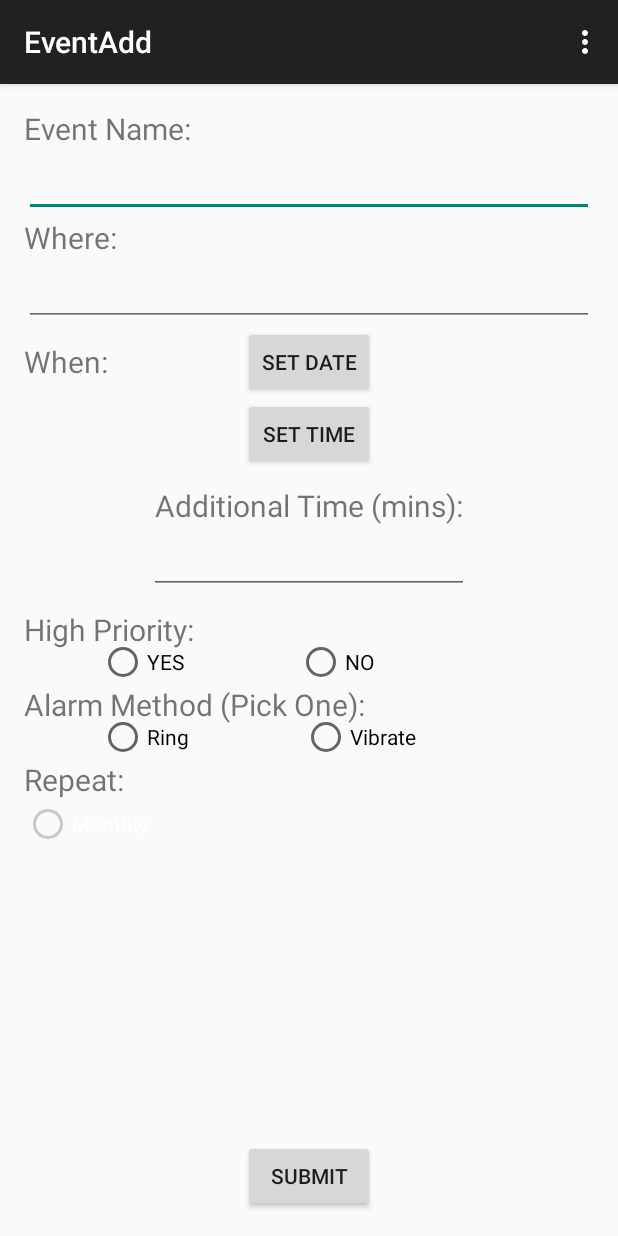
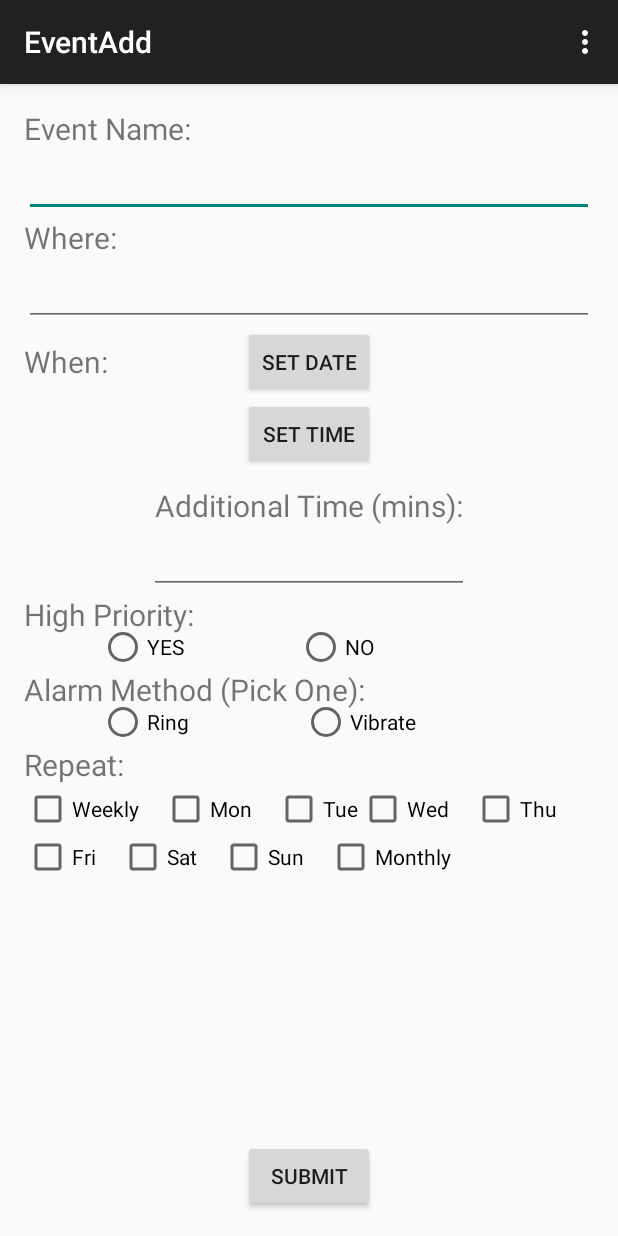
Before and after one commit to bsthayillam/MoveIt, an Android app: the EventAdd screen opened directly, with no data from a screen before it, on a phone screen of 412 x 824 dp. Run offline under Robolectric (Android 15) with nearby library versions, the phone set to English and light mode, and no system bars.

Commit message:
moveit commit 7.0

```diff
--- a/app/src/main/java/com/example/brenda/moveit/EventAdd.java
+++ b/app/src/main/java/com/example/brenda/moveit/EventAdd.java
@@ -27,10 +27,14 @@ import java.util.Calendar;
 public class EventAdd extends ActionBarActivity {
 
     EditText description, location, additionalTime;
-    Button whenDate, whenTime;
+    Button whenDate, whenTime, submit;
     RadioButton alarm, vibrate, priorityYes, priorityNo;
-    private int month, date, year, hour, min;
-    ScrollView repeat;
+    CheckBox weekly, mondays, tuesdays, wednesdays, thursdays, fridays, saturdays, sundays, monthly;
+    private String locationVal;
+    private int month, date, year, hour, min, addTime;
+    private boolean priority;
+    private String alarmType;
+    private EventOperations eventDBOperations;
 
     static final int DATE_PICKER_ID = 1111;
     static final int TIME_PICKER_ID = 2222;
@@ -49,35 +53,17 @@ public class EventAdd extends ActionBarActivity {
         priorityNo = (RadioButton) findViewById(R.id.priorityNo);
         alarm = (RadioButton) findViewById(R.id.alarm);
         vibrate = (RadioButton) findViewById(R.id.vibration);
-        repeat = (ScrollView) findViewById(R.id.listView);
+        submit = (Button) findViewById(R.id.submit);
 
-        RadioButton once = new RadioButton(getApplicationContext());
-        once.setText("Once");
-        repeat.addView(once);
-        RadioButton mondays = new RadioButton(getApplicationContext());
-        once.setText("Mondays");
-        repeat.addView(mondays);
-        RadioButton tuesdays = new RadioButton(getApplicationContext());
-        once.setText("Tuesdays");
-        repeat.addView(tuesdays);
-        RadioButton wednesdays = new RadioButton(getApplicationContext());
-        once.setText("Wednesdays");
-        repeat.addView(wednesdays);
-        RadioButton thursdays = new RadioButton(getApplicationContext());
-        once.setText("Thursdays");
-        repeat.addView(thursdays);
-        RadioButton fridays = new RadioButton(getApplicationContext());
-        once.setText("Fridays");
-        repeat.addView(fridays);
-        RadioButton saturdays = new RadioButton(getApplicationContext());
-        once.setText("Saturdays");
-        repeat.addView(saturdays);
-        RadioButton sundays = new RadioButton(getApplicationContext());
-        once.setText("Sundays");
-        repeat.addView(sundays);
-        RadioButton monthly = new RadioButton(getApplicationContext());
-        once.setText("Monthly");
-        repeat.addView(monthly);
+        weekly = (CheckBox) findViewById(R.id.weekly);
+        mondays = (CheckBox) findViewById(R.id.mondays);
+        tuesdays = (CheckBox) findViewById(R.id.tuesdays);
+        wednesdays = (CheckBox) findViewById(R.id.wednesdays);
+        thursdays = (CheckBox) findViewById(R.id.thursdays);
+        fridays = (CheckBox) findViewById(R.id.fridays);
+        saturdays = (CheckBox) findViewById(R.id.saturdays);
+        sundays = (CheckBox) findViewById(R.id.sundays);
+        monthly = (CheckBox) findViewById(R.id.monthly);
 
         final Calendar c = Calendar.getInstance();
         year  = c.get(Calendar.YEAR);
@@ -95,6 +81,39 @@ public class EventAdd extends ActionBarActivity {
             @Override
             public void onClick(View v) {
                 showDialog(TIME_PICKER_ID);
+            }
+        });
+        submit.setOnClickListener(new View.OnClickListener(){
+            @Override
+            public void onClick(View view) {
+                locationVal = location.getText().toString();
+                addTime = Integer.parseInt(additionalTime.getText().toString());
+                if(priorityYes.isChecked())
+                {
+                    priority = true;
+                }
+                else if(priorityNo.isChecked())
+                {
+                    priority = false;
+                }
+                if(alarm.isChecked())
+                    alarmType = "alarm";
+                else if(vibrate.isChecked())
+                    alarmType = "vibrate";
+                boolean[] flags = new boolean[7];
+                flags[0] = mondays.isChecked();
+                flags[1] = tuesdays.isChecked();
+                flags[2] = wednesdays.isChecked();
+                flags[3] = thursdays.isChecked();
+                flags[4] = fridays.isChecked();
+                flags[5] = saturdays.isChecked();
+                flags[6] = sundays.isChecked();
+                if(weekly.isChecked() == true)
+                    eventDBOperations.addEvent(description.getText().toString(), locationVal, date, month, year, hour, min, addTime, priority, alarmType, "weekly", flags);
+                else if(monthly.isChecked() == true)
+                    eventDBOperations.addEvent(description.getText().toString(), locationVal, date, month, year, hour, min, addTime, priority, alarmType, "monthly", flags);
+                else
+                    eventDBOperations.addEvent(description.getText().toString(), locationVal, date, month, year, hour, min, addTime, priority, alarmType, "", flags);
             }
         });
     }
--- a/app/src/main/java/com/example/brenda/moveit/EventOperations.java
+++ b/app/src/main/java/com/example/brenda/moveit/EventOperations.java
@@ -37,7 +37,7 @@ public class EventOperations {
             if(!days[i+starti]){
                 continue;
             }
-            if(repeat.compareTo("daily")==0) {
+            if(repeat.compareTo("weekly")==0) {
                 cursor = database.rawQuery("SELECT strftime("+date+",'+"+(7+i)+" day');",null);
                 cursor.moveToFirst();
                 addHelper(name,loc,cursor.getString(0),hour,min,addTime,priority,alarmType,repeat);
--- a/app/src/main/java/com/example/brenda/moveit/EventsList.java
+++ b/app/src/main/java/com/example/brenda/moveit/EventsList.java
@@ -5,11 +5,12 @@ import android.os.Bundle;
 import android.view.Menu;
 import android.view.MenuItem;
 import android.widget.LinearLayout;
+import android.widget.ScrollView;
 
 
 public class EventsList extends ActionBarActivity {
 
-    LinearLayout layout = (LinearLayout) findViewById(R.id.listView);
+    ScrollView layout;
 
     @Override
     protected void onCreate(Bundle savedInstanceState) {
@@ -22,6 +23,7 @@ public class EventsList extends ActionBarActivity {
     public boolean onCreateOptionsMenu(Menu menu) {
         // Inflate the menu; this adds items to the action bar if it is present.
         getMenuInflater().inflate(R.menu.menu_events_list, menu);
+        layout = (ScrollView) findViewById(R.id.listEvents);
         return true;
     }
 
--- a/app/src/main/res/layout/activity_event_add.xml
+++ b/app/src/main/res/layout/activity_event_add.xml
@@ -91,8 +91,7 @@
         android:text="High Priority:"
         android:textSize="20dp"
         android:layout_below="@id/time"
-        android:id="@+id/highPriority"
-        android:layout_marginTop="10dp"/>
+        android:id="@+id/highPriority"/>
     <RadioGroup
         android:layout_width="fill_parent"
         android:layout_height="30dp"
@@ -171,16 +170,83 @@
         android:layout_alignParentLeft="true"
         android:layout_alignParentStart="true" />
 
-    <ScrollView
+    <CheckBox
         android:layout_width="wrap_content"
-        android:layout_height="100dp"
-        android:id="@+id/listView"
-        android:layout_below="@id/repeatPrompt"/>
+        android:layout_height="wrap_content"
+        android:text="Weekly"
+        android:id="@+id/weekly"
+        android:layout_below="@id/repeatPrompt"
+        android:layout_alignParentLeft="true"
+        android:layout_alignParentStart="true" />
+    <CheckBox
+        android:layout_width="wrap_content"
+        android:layout_height="wrap_content"
+        android:text="Mon"
+        android:id="@+id/mondays"
+        android:layout_below="@id/repeatPrompt"
+        android:layout_marginLeft="15dp"
+        android:layout_toRightOf="@id/weekly" />
+    <CheckBox
+        android:layout_width="wrap_content"
+        android:layout_height="wrap_content"
+        android:text="Tue"
+        android:id="@+id/tuesdays"
+        android:layout_below="@+id/repeatPrompt"
+        android:layout_marginLeft="15dp"
+        android:layout_toRightOf="@id/mondays"/>
+    <CheckBox
+        android:layout_width="wrap_content"
+        android:layout_height="wrap_content"
+        android:text="Wed"
+        android:id="@+id/wednesdays"
+        android:layout_below="@+id/repeatPrompt"
+        android:layout_toRightOf="@id/tuesdays"/>
+    <CheckBox
+        android:layout_width="wrap_content"
+        android:layout_height="wrap_content"
+        android:text="Thu"
+        android:id="@+id/thursdays"
+        android:layout_marginLeft="15dp"
+        android:layout_below="@+id/repeatPrompt"
+        android:layout_toRightOf="@id/wednesdays"/>
+    <CheckBox
+        android:layout_width="wrap_content"
+        android:layout_height="wrap_content"
+        android:text="Fri"
+        android:id="@+id/fridays"
+        android:layout_below="@id/weekly"
+        />
+    <CheckBox
+        android:layout_width="wrap_content"
+        android:layout_height="wrap_content"
+        android:text="Sat"
+        android:layout_marginLeft="15dp"
+        android:id="@+id/saturdays"
+        android:layout_below="@id/weekly"
+        android:layout_toRightOf="@id/fridays"/>
+    <CheckBox
+        android:layout_width="wrap_content"
+        android:layout_height="wrap_content"
+        android:text="Sun"
+        android:layout_marginLeft="15dp"
+        android:id="@+id/sundays"
+        android:layout_below="@id/weekly"
+        android:layout_toRightOf="@id/saturdays"/>
+    <CheckBox
+        android:layout_width="wrap_content"
+        android:layout_height="wrap_content"
+        android:text="Monthly"
+        android:id="@+id/monthly"
+        android:layout_marginLeft="15dp"
+        android:layout_below="@id/weekly"
+        android:layout_toRightOf="@id/sundays"/>
     <Button
         android:layout_width="wrap_content"
         android:layout_height="wrap_content"
         android:text="Submit"
+        android:id="@+id/submit"
         android:layout_centerHorizontal="true"
         android:layout_alignParentBottom="true"/>
 
+
 </RelativeLayout>
--- a/app/src/main/res/values/styles.xml
+++ b/app/src/main/res/values/styles.xml
@@ -1,7 +1,7 @@
 <resources>
 
     <!-- Base application theme. -->
-    <style name="AppTheme" parent="Theme.AppCompat.Light.DarkActionBar">
+    <style name="AppTheme" parent="Base.Theme.AppCompat.Light.DarkActionBar">
         <!-- Customize your theme here. -->
     </style>
 
```
Also changed, not shown: 2 other files.
